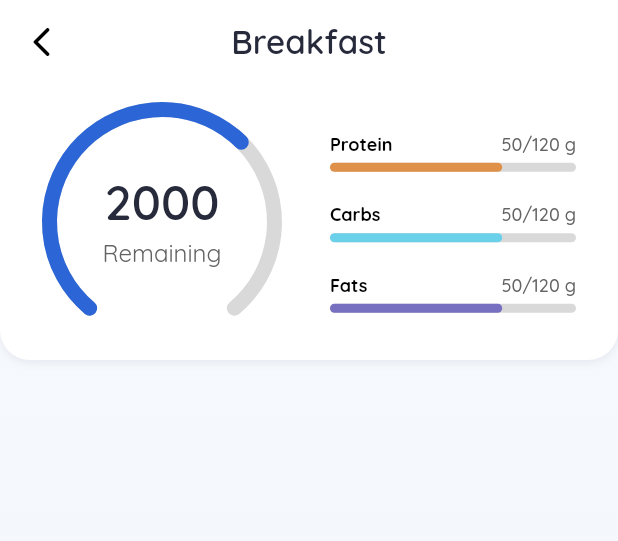
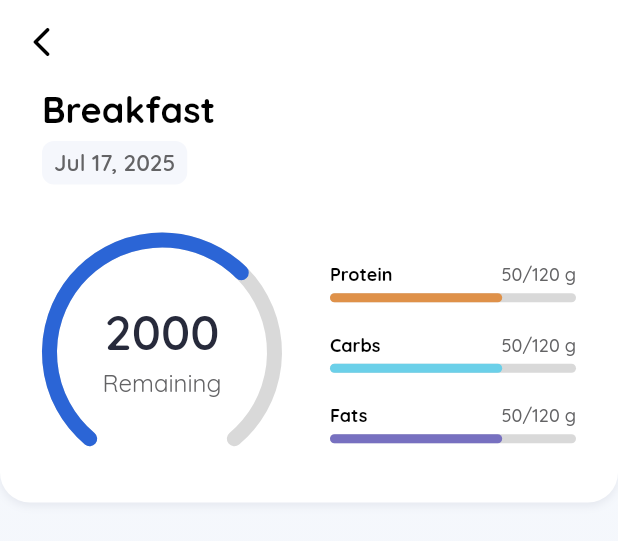
Before and after one commit to Chandrageraldy/flux, a Flutter app: the MealDetailsPage widget shown alone on an empty page, opened directly with empty values, on a phone screen of 412 x 824 dp. Shown: the top 541 px of the screen. Run offline on Flutter 3.47's test engine with Material 3 defaults, Android fonts, the phone set to English and light mode, and no system bars; drawn by our look-alikes of percent_indicator; our stand-ins replace auto_route, easy_date_timeline, flutter_easyloading, flutter_form_builder, font_awesome_flutter, form_builder_validators and 3 more; accounts and stored records are empty; statements that could not run were skipped.

Commit message:
update meal_details_page.dart

```diff
--- a/lib/app/assets/styles/app_styles.dart
+++ b/lib/app/assets/styles/app_styles.dart
@@ -32,6 +32,8 @@ class AppStyles {
   static const kPaddSH28 = EdgeInsets.symmetric(horizontal: 28.0);
   // Padding VERTICAL and HORIZONTAL
   static const kPaddSV3H6 = EdgeInsets.symmetric(vertical: 3.0, horizontal: 6.0);
+  static const kPaddSV3H12 = EdgeInsets.symmetric(vertical: 3.0, horizontal: 12.0);
+  static const kPaddSV4H8 = EdgeInsets.symmetric(vertical: 4.0, horizontal: 8.0);
   static const kPaddSV12H20 = EdgeInsets.symmetric(vertical: 12.0, horizontal: 20.0);
   static const kPaddSV12H16 = EdgeInsets.symmetric(vertical: 12.0, horizontal: 16.0);
   static const kPaddSV12H28 = EdgeInsets.symmetric(vertical: 12.0, horizontal: 28.0);
--- a/lib/app/views/meal_details_page/meal_details_page.dart
+++ b/lib/app/views/meal_details_page/meal_details_page.dart
@@ -1,6 +1,9 @@
 import 'package:flux/app/assets/exporter/exporter_app_general.dart';
+import 'package:flux/app/utils/extensions/extension.dart';
 import 'package:flux/app/widgets/app_bar/default_app_bar.dart';
 import 'package:flux/app/widgets/food/meal_macronutrient_intake_progress.dart';
+import 'package:flux/app/widgets/food/nutrition_tag.dart';
+import 'package:intl/intl.dart';
 import 'package:percent_indicator/flutter_percent_indicator.dart';
 
 @RoutePage()
@@ -15,8 +18,7 @@ class MealDetailsPage extends BaseStatefulPage {
 
 class _MealDetailsPageState extends BaseStatefulState<MealDetailsPage> {
   @override
-  PreferredSizeWidget? appbar() => DefaultAppBar(
-      backgroundColor: context.theme.colorScheme.onPrimary, title: widget.mealType.label, centerTitle: true);
+  PreferredSizeWidget? appbar() => DefaultAppBar(backgroundColor: context.theme.colorScheme.onPrimary);
 
   @override
   defaultPadding() => AppStyles.kPadd0;
@@ -40,9 +42,16 @@ extension _Actions on _MealDetailsPageState {
   Widget getHeaderContainer() {
     return Container(
       width: AppStyles.kDoubleInfinity,
-      padding: AppStyles.kPaddSV12H28,
+      padding: AppStyles.kPaddSH28,
       decoration: _Styles.getHeaderContainerDecoration(context),
-      child: Row(
+      child: Column(
+        crossAxisAlignment: CrossAxisAlignment.start,
+        children: [
+          getMealTypeLabel(),
+          AppStyles.kSizedBoxH4,
+          getDateContainer(),
+          AppStyles.kSizedBoxH32,
+          Row(
             crossAxisAlignment: CrossAxisAlignment.center,
             spacing: AppStyles.kSpac32,
             children: [
@@ -59,6 +68,34 @@ extension _Actions on _MealDetailsPageState {
               )
             ],
           ),
+          AppStyles.kSizedBoxH20,
+        ],
+      ),
+    );
+  }
+
+  // Meal Type Label
+  Widget getMealTypeLabel() {
+    return Text(
+      widget.mealType.label,
+      style: _Styles.getMealTypeLabelTextStyle(context),
+    );
+  }
+
+  // Date Container
+  Widget getDateContainer() {
+    return Container(
+      padding: AppStyles.kPaddSV4H8,
+      decoration: _Styles.getDateContainerDecoration(context),
+      child: getDateLabel(),
+    );
+  }
+
+  // Date Label
+  Widget getDateLabel() {
+    return Text(
+      DateTime.now().toFormattedString(DateFormat.YEAR_ABBR_MONTH_DAY),
+      style: _Styles.getDateLabelTextStyle(context),
     );
   }
 
@@ -124,4 +161,24 @@ abstract class _Styles {
 
   // Circular Percent Indicator Radius
   static double circularPercentIndicatorRadius = 80.0;
+
+  // Meal Type Label Text Style
+  static TextStyle getMealTypeLabelTextStyle(BuildContext context) {
+    return Quicksand.bold.withSize(FontSizes.extraHuge);
   }
+
+  // Date Label Text Style
+  static TextStyle getDateLabelTextStyle(BuildContext context) {
+    return Quicksand.semiBold
+        .withSize(FontSizes.mediumPlus)
+        .copyWith(color: context.theme.colorScheme.onTertiaryContainer);
+  }
+
+  // Date Container Decoration
+  static BoxDecoration getDateContainerDecoration(BuildContext context) {
+    return BoxDecoration(
+      color: context.theme.colorScheme.surface,
+      borderRadius: AppStyles.kRad8,
+    );
+  }
+}
```
Lines whose indentation alone changed are shown as unchanged.
